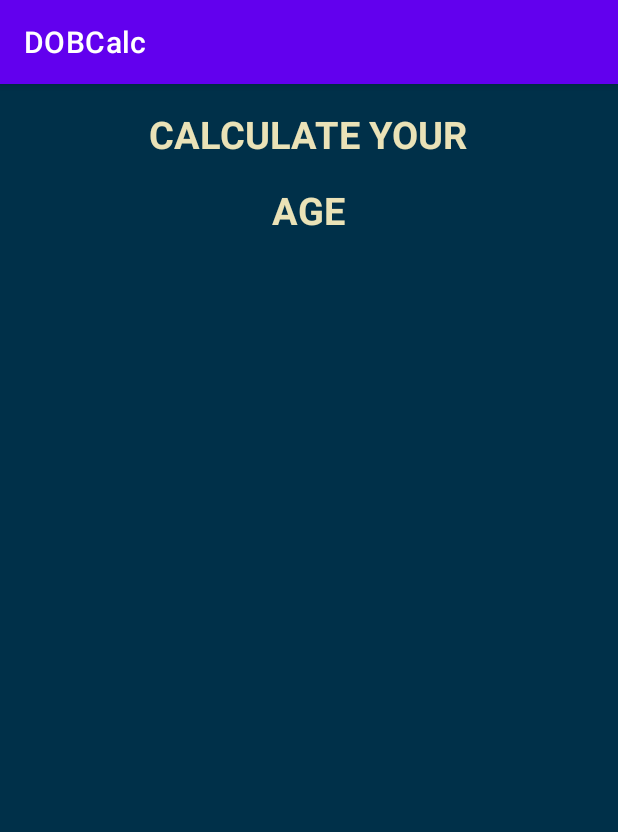
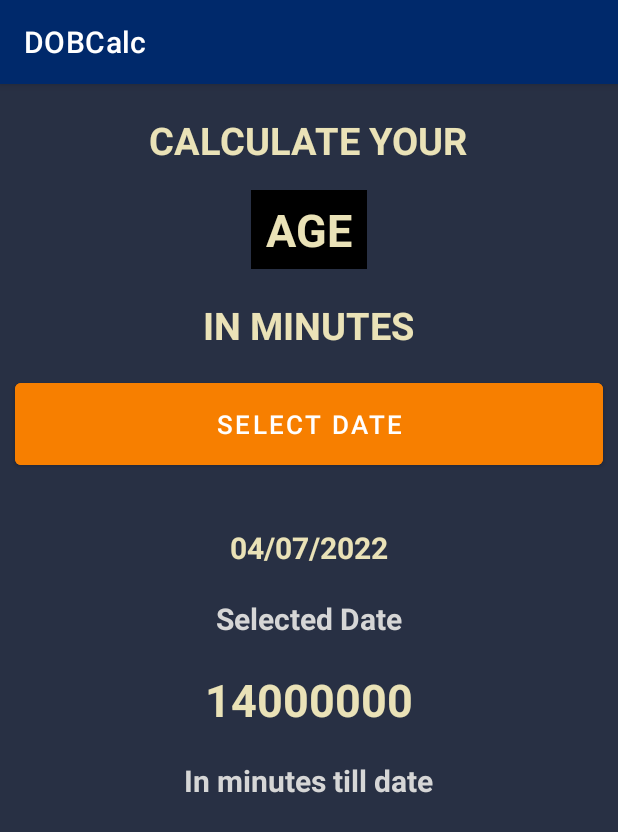
Before and after one commit to donidhernandez/DOBCalc, an Android app: the screen it shows after launch (MainActivity), on a phone screen of 412 x 824 dp. Shown: the top 832 px of the screen. Run offline under Robolectric (Android 15) with nearby library versions, the phone set to English and light mode, and no system bars.

Commit message:
project finished

```diff
--- a/app/src/main/java/com/doni/dobcalc/MainActivity.kt
+++ b/app/src/main/java/com/doni/dobcalc/MainActivity.kt
@@ -1,11 +1,66 @@
 package com.doni.dobcalc
 
+import android.app.DatePickerDialog
 import androidx.appcompat.app.AppCompatActivity
 import android.os.Bundle
+import android.widget.Button
+import android.widget.TextView
+
+import java.text.SimpleDateFormat
+import java.util.*
 
 class MainActivity : AppCompatActivity() {
+    private var tvSelectedDate : TextView? = null
+    private var tvAgeInMinutes : TextView? = null
+
     override fun onCreate(savedInstanceState: Bundle?) {
         super.onCreate(savedInstanceState)
         setContentView(R.layout.activity_main)
+
+        val btnDatePicker: Button = findViewById(R.id.btnDatePicker)
+        tvSelectedDate = findViewById(R.id.tvSelectedDate)
+        tvAgeInMinutes = findViewById(R.id.tvAgeInMinutes)
+        btnDatePicker.setOnClickListener {
+            clickDatePicker()
+        }
+    }
+
+    private fun clickDatePicker() {
+
+        val myCalendar = Calendar.getInstance()
+        val year = myCalendar.get(Calendar.YEAR)
+        val month = myCalendar.get(Calendar.MONTH)
+        val day = myCalendar.get(Calendar.DAY_OF_MONTH)
+        val datePickerDialog = DatePickerDialog(
+            this,
+            { view, selectedYear, selectedMonth, selectedDayOfMonth ->
+                val selectedDate = "$selectedDayOfMonth/${selectedMonth+1}/$selectedYear"
+                tvSelectedDate?.text = selectedDate
+
+                val simpleDateFormat = SimpleDateFormat("dd/MM/yyyy", Locale.ENGLISH)
+
+                val theDate = simpleDateFormat.parse(selectedDate)
+
+                theDate?.let {
+                    val selectedDateInMinutes = theDate.time / 60000
+
+                    val currentDate = simpleDateFormat.parse(simpleDateFormat.format(System.currentTimeMillis()))
+
+                    currentDate?.let {
+                        val currentDateInMinutes = currentDate.time / 60000
+
+                        val differenceInMinutes = currentDateInMinutes - selectedDateInMinutes
+
+                        tvAgeInMinutes?.text = differenceInMinutes.toString()
+                    }
+                }
+
+            },
+            year,
+            month,
+            day
+        )
+        datePickerDialog.datePicker.maxDate = System.currentTimeMillis() - 86400000
+        datePickerDialog.show()
     }
 }
--- a/app/src/main/res/layout/activity_main.xml
+++ b/app/src/main/res/layout/activity_main.xml
@@ -13,8 +13,8 @@
     <TextView
         android:layout_width="wrap_content"
         android:layout_height="wrap_content"
-        android:layout_marginTop="16dp"
-        android:text="CALCULATE YOUR"
+        android:layout_marginTop="20dp"
+        android:text="@string/calculate_your"
         android:textColor="@color/textColor"
         android:textSize="25sp"
         android:textStyle="bold"
@@ -24,10 +24,78 @@
         android:layout_width="wrap_content"
         android:layout_height="wrap_content"
         android:layout_marginTop="16dp"
-        android:text="AGE"
+        android:text="@string/age"
+        android:textColor="@color/textColor"
+        android:background="@color/black"
+        android:paddingHorizontal="10dp"
+        android:paddingVertical="6dp"
+        android:textSize="30sp"
+        android:textStyle="bold"
+        />
+
+    <TextView
+        android:layout_width="wrap_content"
+        android:layout_height="wrap_content"
+        android:layout_marginTop="20dp"
+        android:text="@string/in_minutes"
         android:textColor="@color/textColor"
         android:textSize="25sp"
         android:textStyle="bold"
         />
 
+    <Button
+        android:id="@+id/btnDatePicker"
+        android:layout_marginVertical="15dp"
+        android:layout_marginHorizontal="10dp"
+        android:layout_width="match_parent"
+        android:layout_height="wrap_content"
+        android:textColor="@color/white"
+        android:paddingVertical="15dp"
+        android:backgroundTint="@color/bgBtn"
+        android:textSize="17sp"
+        android:text="@string/select_date"
+        />
+
+    <TextView
+        android:id="@+id/tvSelectedDate"
+        android:layout_width="wrap_content"
+        android:layout_height="wrap_content"
+        android:layout_marginTop="20dp"
+        android:text="@string/_04_07_2022"
+        android:textColor="@color/textColor"
+        android:textSize="20sp"
+        android:textStyle="bold"
+        />
+
+    <TextView
+        android:layout_width="wrap_content"
+        android:layout_height="wrap_content"
+        android:layout_marginTop="20dp"
+        android:text="@string/selected_date"
+        android:textColor="@color/lightGray"
+        android:textSize="20sp"
+        android:textStyle="bold"
+        />
+
+    <TextView
+        android:id="@+id/tvAgeInMinutes"
+        android:layout_width="wrap_content"
+        android:layout_height="wrap_content"
+        android:layout_marginTop="20dp"
+        android:text="@string/_14000000"
+        android:textColor="@color/textColor"
+        android:textSize="30sp"
+        android:textStyle="bold"
+        />
+
+    <TextView
+        android:layout_width="wrap_content"
+        android:layout_height="wrap_content"
+        android:layout_marginTop="20dp"
+        android:text="@string/in_minutes_till_date"
+        android:textColor="@color/lightGray"
+        android:textSize="20sp"
+        android:textStyle="bold"
+        />
+
 </LinearLayout>
--- a/app/src/main/res/values/colors.xml
+++ b/app/src/main/res/values/colors.xml
@@ -8,5 +8,8 @@
     <color name="black">#FF000000</color>
     <color name="white">#FFFFFFFF</color>
     <color name="textColor">#eae2b7</color>
-    <color name="bgColor">#003049</color>
+    <color name="bgColor">#283044</color>
+    <color name="bgBtn">#f77f00</color>
+    <color name="lightGray">#d6d6d6</color>
+    <color name="barColor">#00296b</color>
 </resources>
--- a/app/src/main/res/values/strings.xml
+++ b/app/src/main/res/values/strings.xml
@@ -1,3 +1,11 @@
 <resources>
     <string name="app_name">DOBCalc</string>
+    <string name="calculate_your">CALCULATE YOUR</string>
+    <string name="age">AGE</string>
+    <string name="in_minutes">IN MINUTES</string>
+    <string name="select_date">SELECT DATE</string>
+    <string name="_04_07_2022">04/07/2022</string>
+    <string name="selected_date">Selected Date</string>
+    <string name="_14000000">14000000</string>
+    <string name="in_minutes_till_date">In minutes till date</string>
 </resources>
--- a/app/src/main/res/values/themes.xml
+++ b/app/src/main/res/values/themes.xml
@@ -2,15 +2,15 @@
     <!-- Base application theme. -->
     <style name="Theme.DOBCalc" parent="Theme.MaterialComponents.DayNight.DarkActionBar">
         <!-- Primary brand color. -->
-        <item name="colorPrimary">@color/purple_500</item>
-        <item name="colorPrimaryVariant">@color/purple_700</item>
-        <item name="colorOnPrimary">@color/white</item>
+        <item name="colorPrimary">@color/barColor</item>
+        <item name="colorPrimaryVariant">@color/black</item>
+        <item name="colorOnPrimary">@color/textColor</item>
         <!-- Secondary brand color. -->
-        <item name="colorSecondary">@color/teal_200</item>
+        <item name="colorSecondary">@color/bgColor</item>
         <item name="colorSecondaryVariant">@color/teal_700</item>
         <item name="colorOnSecondary">@color/black</item>
         <!-- Status bar color. -->
-        <item name="android:statusBarColor" tools:targetApi="l">?attr/colorPrimaryVariant</item>
+        <item name="android:statusBarColor">?attr/colorPrimaryVariant</item>
         <!-- Customize your theme here. -->
     </style>
 </resources>
```
